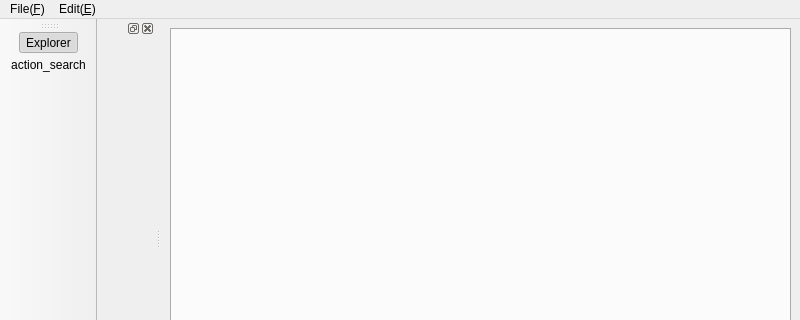
The window that mainwindow.ui (Lunaticsky-tql/QLion) describes before a commit, drawn with Qt 5; both pictures show x 0 to 800 and y 0 to 320 of the 800 by 479 pixel window.
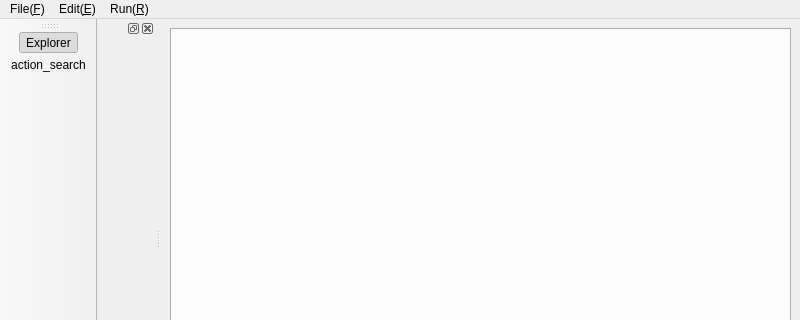
The same window after the commit. Icons and pictures are not drawn. Custom widgets are drawn as their Qt base class.

Commit message: add line comment; connect the action "find" and "replace" in the menu bar

The edit to the form file:
```diff
--- a/mainwindow.ui
+++ b/mainwindow.ui
@@ -69,8 +69,16 @@
     <addaction name="action_replace"/>
     <addaction name="action_denote"/>
    </widget>
+   <widget class="QMenu" name="menuRun_R">
+    <property name="title">
+     <string>Run(&amp;R)</string>
+    </property>
+    <addaction name="actionRun_Project"/>
+    <addaction name="action_edit_configurations"/>
+   </widget>
    <addaction name="menu_F"/>
    <addaction name="menu_E"/>
+   <addaction name="menuRun_R"/>
   </widget>
   <widget class="QStatusBar" name="statusbar"/>
   <widget class="QToolBar" name="toolBar">
```
Left out of the diff: 13 changed lines with no effect on the pictures. The commit also changes 10 other files.
